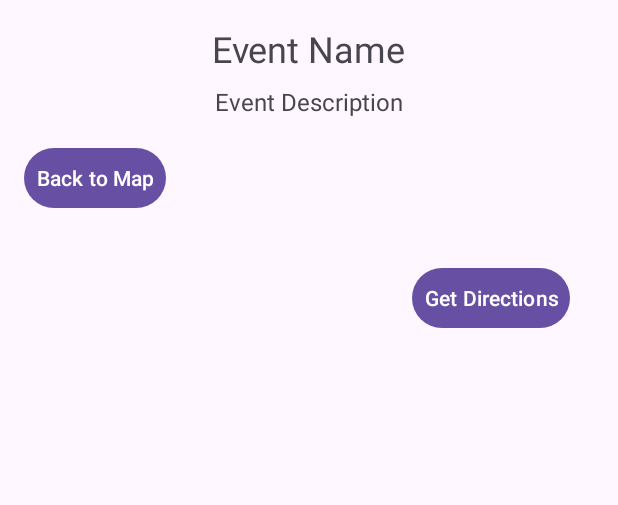
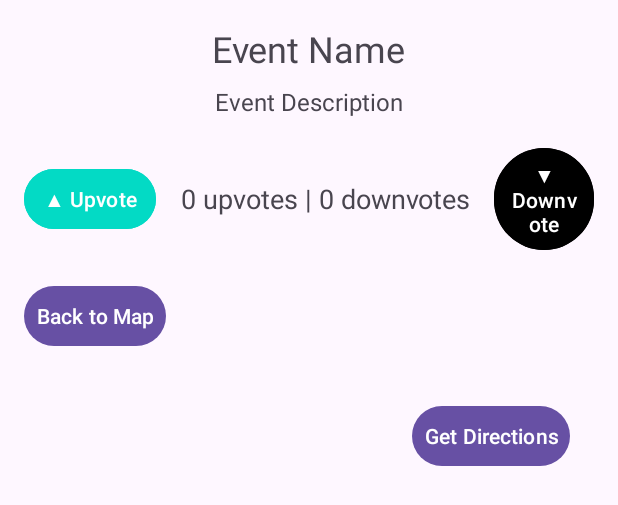
Before and after one commit to guillebasterra/EventsUSC, an Android app: the layout activity_comment.xml on its own in the app's theme, with its tools: preview values and no code run, on a phone screen of 412 x 824 dp. Shown: the top 505 px of the screen. Run offline under Robolectric (Android 15) with nearby library versions, the phone set to English and light mode, and no system bars.

Commit message:
upvote and downvote

```diff
--- a/app/src/main/java/com/example/eventsusc/MapsViewActivity.java
+++ b/app/src/main/java/com/example/eventsusc/MapsViewActivity.java
@@ -93,11 +93,12 @@ public class MapsViewActivity extends FragmentActivity implements OnMapReadyCall
                 String eventDescription = marker.getSnippet(); // assuming snippet is set as description
 
                 if (eventId != null) {
-                    // Start CommentActivity and pass the event ID, name, and description
+                    // Start CommentActivity and pass the event ID, name, description, and user ID
                     Intent intent = new Intent(MapsViewActivity.this, CommentActivity.class);
                     intent.putExtra("EVENT_ID", eventId);
                     intent.putExtra("EVENT_NAME", eventName);
                     intent.putExtra("EVENT_DESCRIPTION", eventDescription);
+                    intent.putExtra("USER_UID", userUID); // Pass the user ID to CommentActivity
                     startActivity(intent);
                 }
                 return true; // Return true to indicate that we have handled the click
--- a/app/src/main/res/layout/activity_comment.xml
+++ b/app/src/main/res/layout/activity_comment.xml
@@ -7,7 +7,7 @@
 
     <!-- Event title and description at the top -->
     <TextView
-        android:id="@+id/event_name"
+        android:id="@+id/event_name_text"
         android:layout_width="wrap_content"
         android:layout_height="wrap_content"
         android:textSize="24sp"
@@ -16,7 +16,7 @@
         android:text="Event Name" />
 
     <TextView
-        android:id="@+id/event_description"
+        android:id="@+id/event_description_text"
         android:layout_width="wrap_content"
         android:layout_height="wrap_content"
         android:textSize="16sp"
@@ -24,6 +24,50 @@
         android:paddingBottom="16dp"
         android:text="Event Description" />
 
+    <!-- Vote buttons and display -->
+    <LinearLayout
+        android:layout_width="wrap_content"
+        android:layout_height="wrap_content"
+        android:orientation="horizontal"
+        android:gravity="center"
+        android:layout_gravity="center"
+        android:layout_marginBottom="16dp">
+
+        <!-- Upvote Button with Icon -->
+        <Button
+            android:id="@+id/upvote_button"
+            android:layout_width="wrap_content"
+            android:layout_height="wrap_content"
+            android:text="▲ Upvote"
+            android:padding="8dp"
+            android:textSize="14sp"
+            android:backgroundTint="@color/teal_200"
+            android:textColor="@android:color/white" />
+
+        <!-- Vote Count Display -->
+        <TextView
+            android:id="@+id/vote_count_text"
+            android:layout_width="wrap_content"
+            android:layout_height="wrap_content"
+            android:textSize="18sp"
+            android:layout_marginStart="16dp"
+            android:layout_marginEnd="16dp"
+            android:gravity="center"
+            android:text="0 upvotes | 0 downvotes" />
+
+        <!-- Downvote Button with Icon -->
+        <Button
+            android:id="@+id/downvote_button"
+            android:layout_width="wrap_content"
+            android:layout_height="wrap_content"
+            android:text="▼ Downvote"
+            android:padding="8dp"
+            android:textSize="14sp"
+            android:backgroundTint="@color/black"
+            android:textColor="@android:color/white" />
+    </LinearLayout>
+
+    <!-- Back to Map button -->
     <Button
         android:id="@+id/back_button"
         android:layout_width="wrap_content"
@@ -32,6 +76,7 @@
         android:padding="8dp"
         android:layout_marginBottom="16dp" />
 
+    <!-- Get Directions button -->
     <Button
         android:id="@+id/get_directions_button"
         android:layout_width="wrap_content"
```
Also changed, not shown: app/src/main/java/com/example/eventsusc/CommentActivity.java (+121 -26 lines), app/src/main/java/com/example/eventsusc/Event.java (+12 -16 lines).
